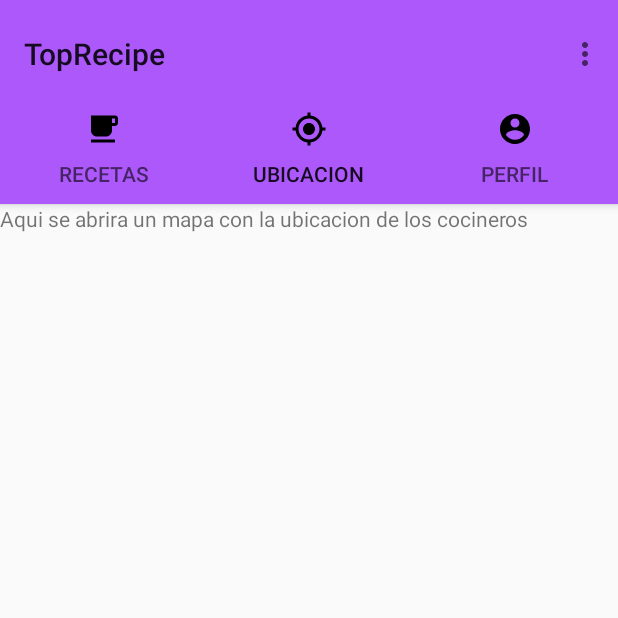
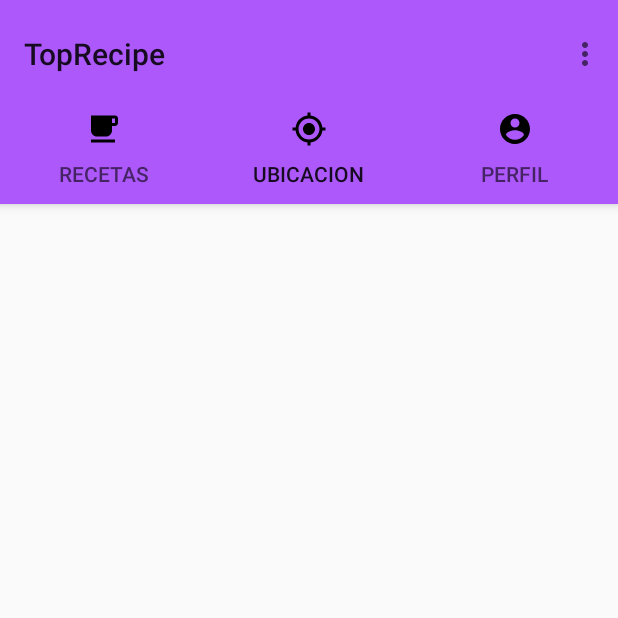
Before and after one commit to eglogis/TopRecipe, an Android app: the recetas_ubicacion screen opened directly, with no data from a screen before it, tab 2 chosen, on a phone screen of 412 x 824 dp, the top half of it. Run offline under Robolectric (Android 15) with nearby library versions, the light colour scheme and no system bars; our stand-ins replace CircleImageView, Picasso; pictures from the network do not load; Roboto replaces fonts that are not available here.

Commit message:
prueba mapa

```diff
--- a/app/build.gradle
+++ b/app/build.gradle
@@ -44,5 +44,6 @@ dependencies {
     implementation 'com.readystatesoftware.sqliteasset:sqliteassethelper:+'
 
     implementation 'de.hdodenhof:circleimageview:2.2.0'
+    implementation 'com.google.android.gms:play-services-maps:16.0.0'
 
 }
--- a/app/src/main/AndroidManifest.xml
+++ b/app/src/main/AndroidManifest.xml
@@ -16,6 +16,7 @@
     <uses-permission android:name="android.permission.GET_ACCOUNTS" />
     <uses-permission android:name="android.permission.READ_PROFILE" />
     <uses-permission android:name="android.permission.READ_CONTACTS" />
+    <uses-permission android:name="android.permission.ACCESS_FINE_LOCATION" />
 
     <application
         android:allowBackup="true"
--- a/app/src/main/java/com/example/toprecipe/recetas_ubicacion.java
+++ b/app/src/main/java/com/example/toprecipe/recetas_ubicacion.java
@@ -23,6 +23,7 @@ import android.widget.ImageView;
 import android.widget.TextView;
 import android.widget.Toast;
 
+import com.google.android.gms.maps.SupportMapFragment;
 import com.squareup.picasso.Picasso;
 
 import de.hdodenhof.circleimageview.CircleImageView;
--- a/app/src/main/res/layout/fragment_ubicacion.xml
+++ b/app/src/main/res/layout/fragment_ubicacion.xml
@@ -6,9 +6,8 @@
     tools:context=".ubicacionFragment">
 
     <!-- TODO: Update blank fragment layout -->
-    <TextView
+    <RelativeLayout
         android:layout_width="match_parent"
-        android:layout_height="match_parent"
-        android:text="Aqui se abrira un mapa con la ubicacion de los cocineros" />
+        android:layout_height="match_parent"/>
 
 </FrameLayout>
```
